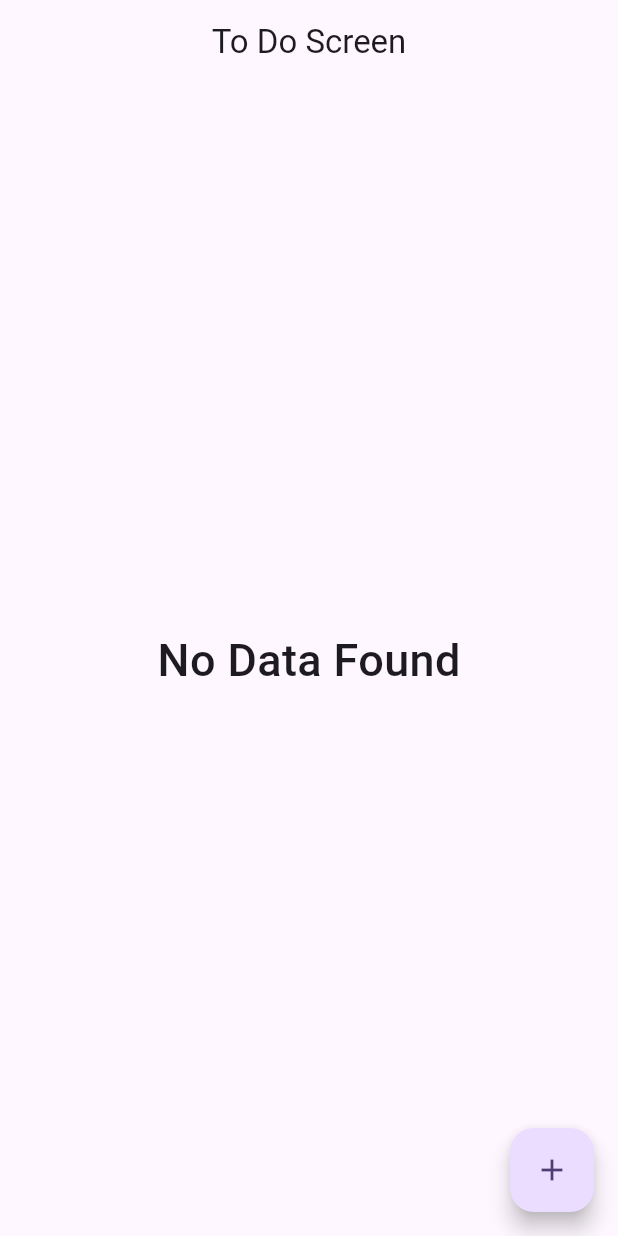
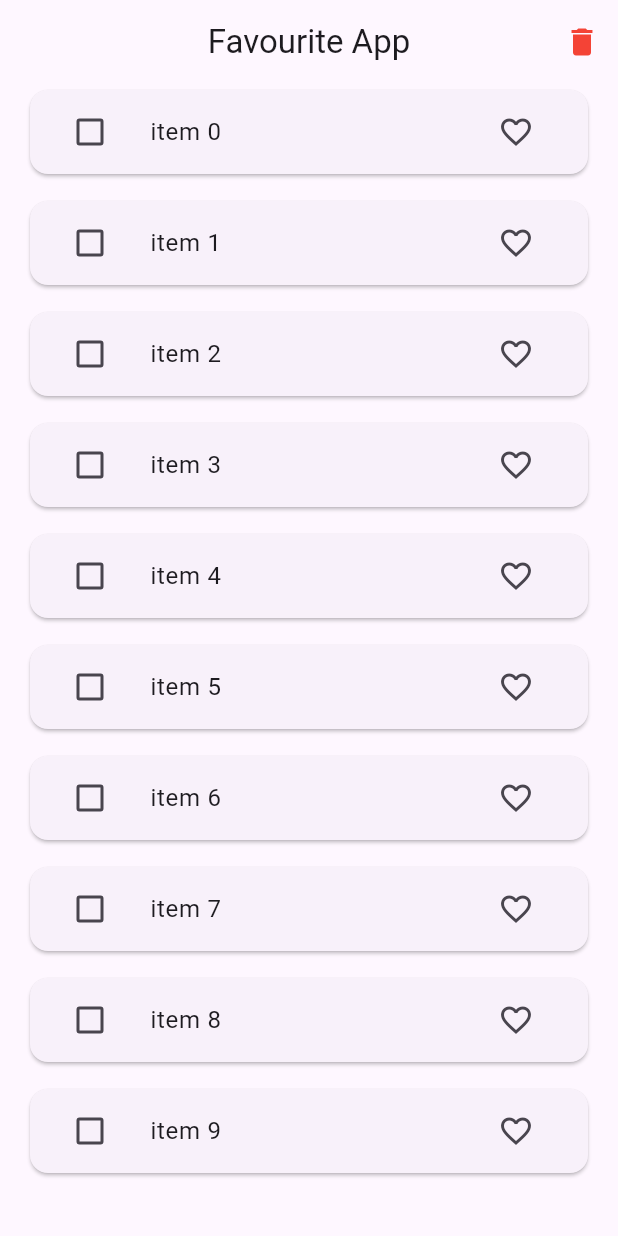
Before and after one commit to DevX-8630/bloc_tutorial, a Flutter app: the screen it shows after launch, on a phone screen of 412 x 824 dp. Run offline on Flutter 3.47's test engine with Material 3 defaults, Android fonts, the phone set to English and light mode, and no system bars; our stand-ins replace bloc, equatable, flutter_bloc, image_picker.

Commit message:
Favourite App Added

```diff
--- /dev/null
+++ b/lib/bloc/favourite/favourite_app_bloc.dart
@@ -0,0 +1,63 @@
+import 'package:flutter_bloc/flutter_bloc.dart';
+import 'package:bloc_tutorial_app/model/favourite_item_model.dart';
+import 'package:bloc_tutorial_app/repository/favourite_repository.dart';
+import 'package:bloc_tutorial_app/bloc/favourite/favourite_app_events.dart';
+import 'package:bloc_tutorial_app/bloc/favourite/favourite_app_states.dart';
+
+class FavouriteBloc extends Bloc<FavouriteEvents, FavouriteItemStates> {
+  List<FavouriteItemModel> favouriteList = [];
+  List<FavouriteItemModel> tempFavouriteList = [];
+  FavouriteRepository favouriteRepository;
+
+  FavouriteBloc(this.favouriteRepository) : super(const FavouriteItemStates()) {
+    on<FetchFavouriteList>(fetchList);
+    on<FavouriteItem>(_addFavouriteItem);
+    on<SelectItem>(_selectItem);
+    on<UnSelectItem>(_unSelectItem);
+    on<DeleteItem>(_deleteItem);
+  }
+
+  void fetchList(FetchFavouriteList event, Emitter<FavouriteItemStates> emit) async {
+    favouriteList = await favouriteRepository.fetchItem();
+    emit(state.copyWith(favouriteItemList: List.from(favouriteList), listStatus: ListStatus.success));
+  }
+
+  void _addFavouriteItem(FavouriteItem event, Emitter<FavouriteItemStates> emit) async {
+    final index = favouriteList.indexWhere((element) => element.id == event.item.id);
+
+    if (event.item.isFavourite) {
+      if (tempFavouriteList.contains(favouriteList[index])) {
+        tempFavouriteList.remove(favouriteList[index]);
+        tempFavouriteList.add(event.item);
+      }
+    } else {
+      if (tempFavouriteList.contains(favouriteList[index])) {
+        tempFavouriteList.remove(favouriteList[index]);
+        tempFavouriteList.add(event.item);
+      }
+    }
+    favouriteList[index] = event.item;
+    emit(state.copyWith(favouriteItemList: List.from(favouriteList), tempFavouriteItemList: List.from(tempFavouriteList)));
+  }
+
+  void _selectItem(SelectItem event, Emitter<FavouriteItemStates> emit) async {
+    tempFavouriteList.add(event.item);
+    emit(state.copyWith(tempFavouriteItemList: List.from(tempFavouriteList)));
+  }
+
+  void _unSelectItem(UnSelectItem event, Emitter<FavouriteItemStates> emit) async {
+    tempFavouriteList.remove(event.item);
+    emit(state.copyWith(tempFavouriteItemList: List.from(tempFavouriteList)));
+  }
+
+  void _deleteItem(DeleteItem event, Emitter<FavouriteItemStates> emit) async {
+    for (int i = 0; i < tempFavouriteList.length; i++) {
+      favouriteList.remove(tempFavouriteList[i]);
+    }
+    tempFavouriteList.clear();
+    emit(state.copyWith(
+      favouriteItemList: List.from(favouriteList),
+      tempFavouriteItemList: List.from(tempFavouriteList),
+    ));
+  }
+}
--- /dev/null
+++ b/lib/bloc/favourite/favourite_app_events.dart
@@ -0,0 +1,44 @@
+import 'package:bloc_tutorial_app/model/favourite_item_model.dart';
+import 'package:equatable/equatable.dart';
+
+abstract class FavouriteEvents extends Equatable {
+  const FavouriteEvents();
+
+  @override
+  List<Object?> get props => [];
+}
+
+class FetchFavouriteList extends FavouriteEvents {}
+
+class FavouriteItem extends FavouriteEvents {
+  final FavouriteItemModel item;
+
+  const FavouriteItem({
+    required this.item,
+  });
+
+  @override
+  List<Object?> get props => [item];
+}
+
+class SelectItem extends FavouriteEvents {
+  final FavouriteItemModel item;
+
+  const SelectItem({
+    required this.item,
+  });
+  @override
+  List<Object?> get props => [item];
+}
+
+class UnSelectItem extends FavouriteEvents {
+  final FavouriteItemModel item;
+
+  const UnSelectItem({
+    required this.item,
+  });
+  @override
+  List<Object?> get props => [item];
+}
+
+class DeleteItem extends FavouriteEvents {}
--- /dev/null
+++ b/lib/bloc/favourite/favourite_app_states.dart
@@ -0,0 +1,31 @@
+import 'package:bloc_tutorial_app/model/favourite_item_model.dart';
+import 'package:equatable/equatable.dart';
+
+enum ListStatus { loading, success, failure }
+
+class FavouriteItemStates extends Equatable {
+  const FavouriteItemStates({
+    this.favouriteItemList = const [],
+    this.tempFavouriteItemList = const [],
+    this.listStatus = ListStatus.loading,
+  });
+
+  final List<FavouriteItemModel> favouriteItemList;
+  final List<FavouriteItemModel> tempFavouriteItemList;
+  final ListStatus listStatus;
+
+  FavouriteItemStates copyWith({
+    List<FavouriteItemModel>? favouriteItemList,
+    List<FavouriteItemModel>? tempFavouriteItemList,
+    ListStatus? listStatus,
+  }) {
+    return FavouriteItemStates(
+      favouriteItemList: favouriteItemList ?? this.favouriteItemList,
+      listStatus: listStatus ?? this.listStatus,
+      tempFavouriteItemList: tempFavouriteItemList ?? this.tempFavouriteItemList,
+    );
+  }
+
+  @override
+  List<Object?> get props => [favouriteItemList, tempFavouriteItemList, listStatus];
+}
--- a/lib/main.dart
+++ b/lib/main.dart
@@ -1,11 +1,13 @@
-import 'package:bloc_tutorial_app/bloc/counter_bloc/counter_bloc.dart';
-import 'package:bloc_tutorial_app/bloc/image_picker/image_picker_bloc.dart';
-import 'package:bloc_tutorial_app/bloc/switch_example/switch_bloc.dart';
+import 'package:bloc_tutorial_app/bloc/favourite/favourite_app_bloc.dart';
+import 'package:bloc_tutorial_app/repository/favourite_repository.dart';
+import 'package:flutter/material.dart';
+import 'package:flutter_bloc/flutter_bloc.dart';
 import 'package:bloc_tutorial_app/bloc/todo/to_do_bloc.dart';
 import 'package:bloc_tutorial_app/utils/image_picker_utils.dart';
-import 'package:bloc_tutorial_app/view/todo/to_do_screen.dart';
-import 'package:flutter/material.dart';
-import 'package:flutter_bloc/flutter_bloc.dart';
+import 'package:bloc_tutorial_app/bloc/counter_bloc/counter_bloc.dart';
+import 'package:bloc_tutorial_app/bloc/switch_example/switch_bloc.dart';
+import 'package:bloc_tutorial_app/bloc/image_picker/image_picker_bloc.dart';
+import 'package:bloc_tutorial_app/view/favourite_app/favourite_app_screen.dart';
 
 void main() {
   runApp(const MyApp());
@@ -22,6 +24,7 @@ class MyApp extends StatelessWidget {
         BlocProvider(create: (_) => SwitchBloc()),
         BlocProvider(create: (_) => ImagePickerBloc(ImagePickerUtils())),
         BlocProvider(create: (_) => ToDoBloc()),
+        BlocProvider(create: (_) => FavouriteBloc(FavouriteRepository())),
       ],
       child: MaterialApp(
         debugShowCheckedModeBanner: false,
@@ -30,7 +33,7 @@ class MyApp extends StatelessWidget {
           colorScheme: ColorScheme.fromSeed(seedColor: Colors.deepPurple),
           useMaterial3: true,
         ),
-        home: const ToDoScreen(),
+        home: const FavouriteAppScreen(),
       ),
     );
   }
--- /dev/null
+++ b/lib/model/favourite_item_model.dart
@@ -0,0 +1,27 @@
+import 'package:equatable/equatable.dart';
+
+class FavouriteItemModel extends Equatable {
+  const FavouriteItemModel({
+    required this.id,
+    required this.value,
+    this.isDeleting = false,
+    this.isFavourite = false,
+  });
+
+  final String id;
+  final String value;
+  final bool isDeleting;
+  final bool isFavourite;
+
+  FavouriteItemModel copyWith({String? id, String? value, bool? isDeleting, bool? isFavourite}) {
+    return FavouriteItemModel(
+      id: id ?? this.id,
+      value: value ?? this.value,
+      isDeleting: isDeleting ?? this.isDeleting,
+      isFavourite: isFavourite ?? this.isFavourite,
+    );
+  }
+
+  @override
+  List<Object?> get props => [id, value, isDeleting, isFavourite];
+}
--- /dev/null
+++ b/lib/repository/favourite_repository.dart
@@ -0,0 +1,12 @@
+import 'package:bloc_tutorial_app/model/favourite_item_model.dart';
+
+class FavouriteRepository {
+  Future<List<FavouriteItemModel>> fetchItem() async {
+    await Future.delayed(const Duration(seconds: 3));
+    return List.of(_generateList(10));
+  }
+
+  List<FavouriteItemModel> _generateList(int length) {
+    return List.generate(length, (index) => FavouriteItemModel(id: index.toString(), value: 'item $index'));
+  }
+}
--- /dev/null
+++ b/lib/view/favourite_app/favourite_app_screen.dart
@@ -0,0 +1,103 @@
+import 'package:bloc_tutorial_app/model/favourite_item_model.dart';
+import 'package:flutter/material.dart';
+import 'package:flutter_bloc/flutter_bloc.dart';
+import 'package:bloc_tutorial_app/bloc/favourite/favourite_app_bloc.dart';
+import 'package:bloc_tutorial_app/bloc/favourite/favourite_app_events.dart';
+import 'package:bloc_tutorial_app/bloc/favourite/favourite_app_states.dart';
+
+class FavouriteAppScreen extends StatefulWidget {
+  const FavouriteAppScreen({super.key});
+
+  @override
+  State<FavouriteAppScreen> createState() => _FavouriteAppScreenState();
+}
+
+class _FavouriteAppScreenState extends State<FavouriteAppScreen> {
+  @override
+  void initState() {
+    super.initState();
+    context.read<FavouriteBloc>().add(FetchFavouriteList());
+  }
+
+  @override
+  Widget build(BuildContext context) {
+    return Scaffold(
+      appBar: AppBar(
+        title: const Text('Favourite App'),
+        centerTitle: true,
+        actions: [
+          const SizedBox(width: 16),
+          BlocBuilder<FavouriteBloc, FavouriteItemStates>(
+            builder: (context, state) {
+              return Visibility(
+                child: IconButton(
+                  onPressed: () {
+                    context.read<FavouriteBloc>().add(DeleteItem());
+                  },
+                  icon: const Icon(
+                    Icons.delete,
+                    color: Colors.red,
+                  ),
+                ),
+              );
+            },
+          ),
+        ],
+      ),
+      body: BlocBuilder<FavouriteBloc, FavouriteItemStates>(
+        builder: (context, state) {
+          switch (state.listStatus) {
+            case ListStatus.loading:
+              return const Center(
+                child: CircularProgressIndicator(),
+              );
+            case ListStatus.failure:
+              return const Center(
+                child: Text('Something Went Wrong!'),
+              );
+            case ListStatus.success:
+              return ListView.separated(
+                padding: const EdgeInsets.symmetric(horizontal: 16),
+                itemBuilder: (context, index) {
+                  final item = state.favouriteItemList[index];
+                  return Card(
+                    child: ListTile(
+                      title: Text(
+                        item.value,
+                      ),
+                      leading: Checkbox(
+                        value: state.tempFavouriteItemList.contains(item) ? true : false,
+                        onChanged: (value) {
+                          value!
+                              ? context.read<FavouriteBloc>().add(SelectItem(item: item))
+                              : context.read<FavouriteBloc>().add(UnSelectItem(item: item));
+                        },
+                      ),
+                      trailing: IconButton(
+                        onPressed: () {
+                          FavouriteItemModel itemModel = FavouriteItemModel(
+                            id: item.id,
+                            value: item.value,
+                            isFavourite: item.isFavourite ? false : true,
+                          );
+                          context.read<FavouriteBloc>().add(FavouriteItem(item: itemModel));
+                        },
+                        icon: Icon(
+                          item.isFavourite ? Icons.favorite : Icons.favorite_outline,
+                          color: item.isFavourite ? Colors.red : null,
+                        ),
+                      ),
+                    ),
+                  );
+                },
+                separatorBuilder: (context, index) {
+                  return const SizedBox(height: 10);
+                },
+                itemCount: state.favouriteItemList.length,
+              );
+          }
+        },
+      ),
+    );
+  }
+}
```
